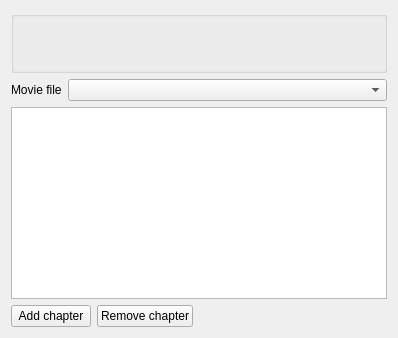
KDE/kdenlive, file src/widgets/dvdwizardchapters_ui.ui: the form before one commit.
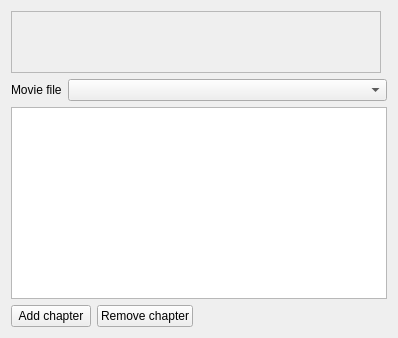
The form after the commit. Custom widgets are drawn as their Qt base class.

Commit message: Fix several DVD wizard monitor issue, might solve: http://www.kdenlive.org:80/mantis/view.php?id=1164

The edit to the form file:
```diff
--- a/src/widgets/dvdwizardchapters_ui.ui
+++ b/src/widgets/dvdwizardchapters_ui.ui
@@ -61,10 +61,13 @@
      </property>
     </spacer>
    </item>
-   <item row="0" column="0" colspan="5">
-    <widget class="QGroupBox" name="monitor_frame">
-     <property name="title">
-      <string/>
+   <item row="0" column="0" colspan="4">
+    <widget class="QFrame" name="monitor_frame">
+     <property name="frameShape">
+      <enum>QFrame::StyledPanel</enum>
+     </property>
+     <property name="frameShadow">
+      <enum>QFrame::Raised</enum>
      </property>
     </widget>
    </item>
```
The commit also changes 10 other files.
